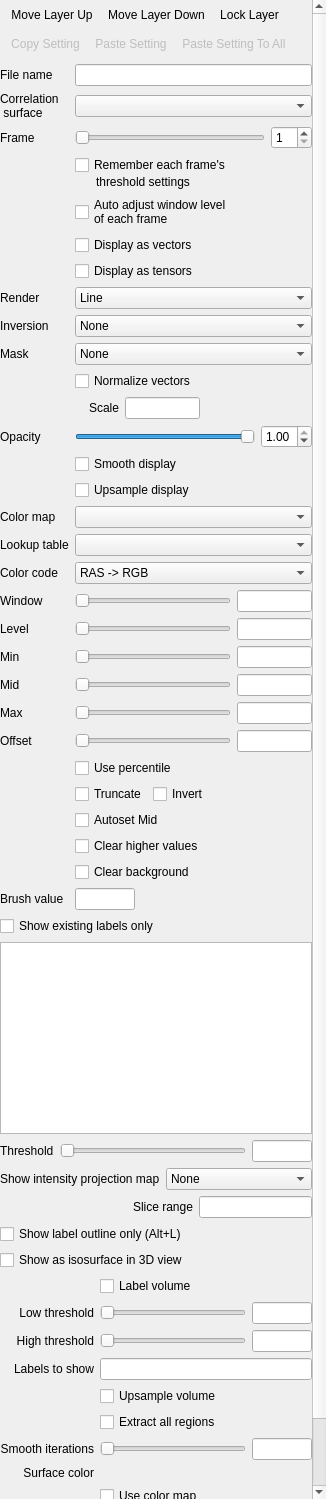
Qt form freeview/PanelVolume.ui (freesurfer/freesurfer) before a commit.
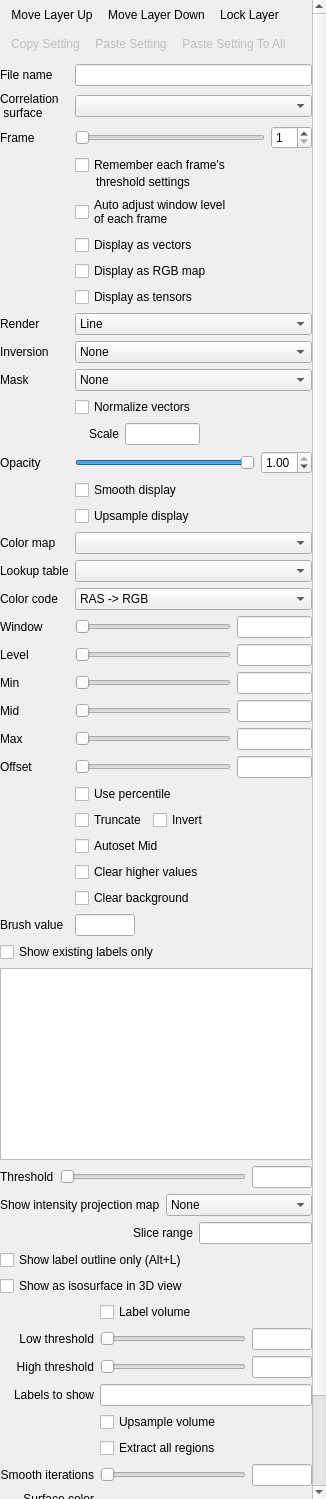
The same form after that commit. Icons and pictures are not drawn. Custom widgets are drawn as their Qt base class.

Commit message: Option to display RGB maps. -rpwang

Patch:
```diff
--- a/freeview/PanelVolume.ui
+++ b/freeview/PanelVolume.ui
@@ -26,9 +26,9 @@
    <property name="geometry">
     <rect>
      <x>0</x>
-     <y>-317</y>
-     <width>308</width>
-     <height>1816</height>
+     <y>0</y>
+     <width>312</width>
+     <height>1715</height>
     </rect>
    </property>
    <layout class="QVBoxLayout" name="verticalLayout">
@@ -137,21 +137,21 @@
         </property>
        </widget>
       </item>
-      <item row="6" column="1">
+      <item row="7" column="1">
        <widget class="QCheckBox" name="checkBoxDisplayTensor">
         <property name="text">
          <string>Display as tensors</string>
         </property>
        </widget>
       </item>
-      <item row="7" column="0">
+      <item row="8" column="0">
        <widget class="QLabel" name="labelRenderObject">
         <property name="text">
          <string>Render</string>
         </property>
        </widget>
       </item>
-      <item row="7" column="1">
+      <item row="8" column="1">
        <widget class="QComboBox" name="comboBoxRenderObject">
         <item>
          <property name="text">
@@ -170,14 +170,14 @@
         </item>
        </widget>
       </item>
-      <item row="8" column="0">
+      <item row="9" column="0">
        <widget class="QLabel" name="labelInversion">
         <property name="text">
          <string>Inversion</string>
         </property>
        </widget>
       </item>
-      <item row="8" column="1">
+      <item row="9" column="1">
        <widget class="QComboBox" name="comboBoxInversion">
         <item>
          <property name="text">
@@ -201,14 +201,14 @@
         </item>
        </widget>
       </item>
-      <item row="9" column="0">
+      <item row="10" column="0">
        <widget class="QLabel" name="labelMask">
         <property name="text">
          <string>Mask</string>
         </property>
        </widget>
       </item>
-      <item row="9" column="1">
+      <item row="10" column="1">
        <widget class="QComboBox" name="comboBoxMask">
         <item>
          <property name="text">
@@ -217,14 +217,14 @@
         </item>
        </widget>
       </item>
-      <item row="12" column="0">
+      <item row="13" column="0">
        <widget class="QLabel" name="labelOpacity">
         <property name="text">
          <string>Opacity</string>
         </property>
        </widget>
       </item>
-      <item row="12" column="1">
+      <item row="13" column="1">
        <layout class="QHBoxLayout" name="horizontalLayout_2">
         <item>
          <widget class="QSlider" name="sliderOpacity">
@@ -254,48 +254,48 @@
         </item>
        </layout>
       </item>
-      <item row="13" column="1">
+      <item row="14" column="1">
        <widget class="QCheckBox" name="checkBoxSmooth">
         <property name="text">
          <string>Smooth display</string>
         </property>
        </widget>
       </item>
-      <item row="14" column="1">
+      <item row="16" column="1">
+       <widget class="QComboBox" name="comboBoxColorMap"/>
+      </item>
+      <item row="15" column="1">
        <widget class="QCheckBox" name="checkBoxUpsample">
         <property name="text">
          <string>Upsample display</string>
         </property>
        </widget>
       </item>
-      <item row="15" column="0">
+      <item row="16" column="0">
        <widget class="QLabel" name="labelColorMap">
         <property name="text">
          <string>Color map</string>
         </property>
        </widget>
       </item>
-      <item row="15" column="1">
-       <widget class="QComboBox" name="comboBoxColorMap"/>
-      </item>
-      <item row="16" column="0">
-       <widget class="QLabel" name="labelLookUpTable">
-        <property name="text">
-         <string>Lookup table</string>
-        </property>
-       </widget>
-      </item>
-      <item row="16" column="1">
+      <item row="17" column="1">
        <widget class="QComboBox" name="comboBoxLookUpTable"/>
       </item>
       <item row="17" column="0">
+       <widget class="QLabel" name="labelLookUpTable">
+        <property name="text">
+         <string>Lookup table</string>
+        </property>
+       </widget>
+      </item>
+      <item row="18" column="0">
        <widget class="QLabel" name="labelDirectionCode">
         <property name="text">
          <string>Color code</string>
         </property>
        </widget>
       </item>
-      <item row="17" column="1">
+      <item row="18" column="1">
        <widget class="QComboBox" name="comboBoxDirectionCode">
         <item>
          <property name="text">
@@ -329,14 +329,14 @@
         </item>
        </widget>
       </item>
-      <item row="18" column="0">
+      <item row="19" column="0">
        <widget class="QLabel" name="labelWindow">
         <property name="text">
          <string>Window</string>
         </property>
        </widget>
       </item>
-      <item row="18" column="1">
+      <item row="19" column="1">
        <layout class="QHBoxLayout" name="horizontalLayout_6">
         <item>
          <widget class="QSlider" name="sliderWindow">
@@ -366,14 +366,17 @@
         </item>
        </layout>
       </item>
-      <item row="19" column="0">
+      <item row="20" column="0">
        <widget class="QLabel" name="labelLevel">
         <property name="text">
          <string>Level</string>
         </property>
        </widget>
       </item>
-      <item row="19" column="1">
+      <item row="1" column="1">
+       <widget class="QComboBox" name="comboBoxCorrelationSurface"/>
+      </item>
+      <item row="20" column="1">
        <layout class="QHBoxLayout" name="horizontalLayout_10">
         <item>
          <widget class="QSlider" name="sliderLevel">
@@ -403,14 +406,14 @@
         </item>
        </layout>
       </item>
-      <item row="20" column="0">
+      <item row="21" column="0">
        <widget class="QLabel" name="labelMin">
         <property name="text">
          <string>Min</string>
         </property>
        </widget>
       </item>
-      <item row="20" column="1">
+      <item row="21" column="1">
        <layout class="QHBoxLayout" name="horizontalLayout_9">
         <item>
          <widget class="QSlider" name="sliderMin">
@@ -440,14 +443,14 @@
         </item>
        </layout>
       </item>
-      <item row="21" column="0">
+      <item row="22" column="0">
        <widget class="QLabel" name="labelMid">
         <property name="text">
          <string>Mid</string>
         </property>
        </widget>
       </item>
-      <item row="21" column="1">
+      <item row="22" column="1">
        <layout class="QHBoxLayout" name="horizontalLayout_7">
         <item>
          <widget class="QSlider" name="sliderMid">
@@ -477,7 +480,7 @@
         </item>
        </layout>
       </item>
-      <item row="22" column="1">
+      <item row="23" column="1">
        <layout class="QHBoxLayout" name="horizontalLayout_11">
         <item>
          <widget class="QSlider" name="sliderMax">
@@ -507,14 +510,14 @@
         </item>
        </layout>
       </item>
-      <item row="23" column="0">
+      <item row="24" column="0">
        <widget class="QLabel" name="labelOffset">
         <property name="text">
          <string>Offset</string>
         </property>
        </widget>
       </item>
-      <item row="23" column="1">
+      <item row="24" column="1">
        <layout class="QHBoxLayout" name="horizontalLayout_14">
         <item>
          <widget class="QSlider" name="sliderOffset">
@@ -544,7 +547,7 @@
         </item>
        </layout>
       </item>
-      <item row="24" column="1">
+      <item row="25" column="1">
        <layout class="QGridLayout" name="gridLayout">
         <item row="1" column="0">
          <widget class="QCheckBox" name="checkBoxTruncate">
@@ -603,14 +606,14 @@
         </item>
        </layout>
       </item>
-      <item row="25" column="0">
+      <item row="26" column="0">
        <widget class="QLabel" name="labelBrushValue">
         <property name="text">
          <string>Brush value</string>
         </property>
        </widget>
       </item>
-      <item row="25" column="1">
+      <item row="26" column="1">
        <layout class="QHBoxLayout" name="horizontalLayout_17">
         <item>
          <widget class="QLineEdit" name="lineEditBrushValue">
@@ -659,7 +662,7 @@
         </item>
        </layout>
       </item>
-      <item row="22" column="0">
+      <item row="23" column="0">
        <widget class="QLabel" name="labelMax">
         <property name="text">
          <string>Max</string>
@@ -707,9 +710,6 @@
         </property>
        </widget>
       </item>
-      <item row="1" column="1">
-       <widget class="QComboBox" name="comboBoxCorrelationSurface"/>
-      </item>
       <item row="4" column="1">
        <widget class="QCheckBox" name="checkBoxAutoAdjustFrameLevel">
         <property name="text">
@@ -718,14 +718,14 @@
         </property>
        </widget>
       </item>
-      <item row="10" column="1">
+      <item row="11" column="1">
        <widget class="QCheckBox" name="checkBoxNormalizeVectors">
         <property name="text">
          <string>Normalize vectors</string>
         </property>
        </widget>
       </item>
-      <item row="11" column="1">
+      <item row="12" column="1">
        <layout class="QHBoxLayout" name="horizontalLayout_8">
         <item>
          <spacer name="horizontalSpacer_6">
@@ -790,6 +790,13 @@
         </item>
        </layout>
       </item>
+      <item row="6" column="1">
+       <widget class="QCheckBox" name="checkBoxDisplayRGB">
+        <property name="text">
+         <string>Display as RGB map</string>
+        </property>
+       </widget>
+      </item>
      </layout>
     </item>
     <item>
```
The commit also changes 4 other files.
